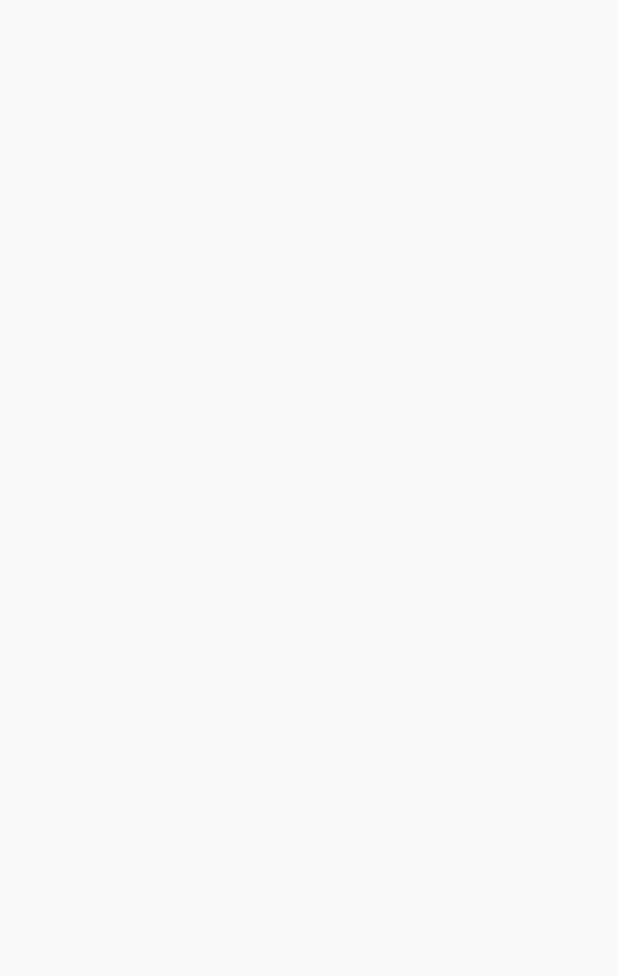
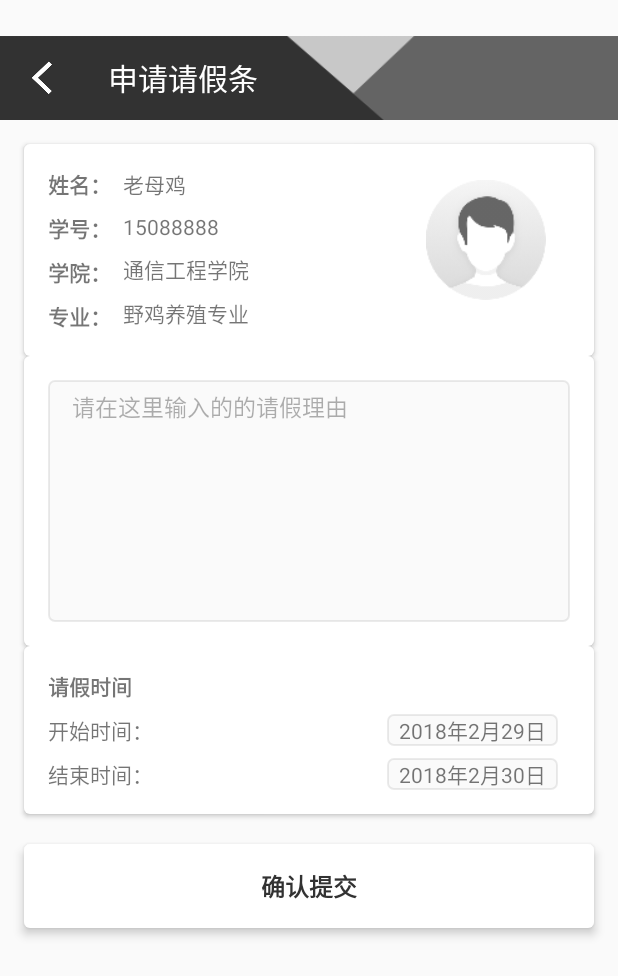
Before and after one commit to JaylenHsieh/Here, an Android app: the LeaveNotoActivity screen opened directly, with no data from a screen before it, on a phone screen of 412 x 824 dp. Before the commit the part shown is empty. Shown: the top 976 px of the screen. Run offline under Robolectric (Android 15) with nearby library versions, the phone set to English and light mode, and no system bars; our stand-ins replace ButterKnife.

```diff
--- a/app/build.gradle
+++ b/app/build.gradle
@@ -30,6 +30,8 @@ dependencies {
     implementation "com.android.support:appcompat-v7:$rootProject.supportLibraryVersion"
     implementation 'com.android.support.constraint:constraint-layout:1.0.2'
     implementation "com.android.support:recyclerview-v7:$rootProject.supportLibraryVersion"
+    implementation 'com.jakewharton:butterknife:8.4.0'
+    annotationProcessor 'com.jakewharton:butterknife-compiler:8.4.0'
 
     implementation 'com.android.support:support-v4:27.1.0'
     testImplementation 'junit:junit:4.12'
--- a/app/src/main/AndroidManifest.xml
+++ b/app/src/main/AndroidManifest.xml
@@ -19,7 +19,8 @@
                 <category android:name="android.intent.category.LAUNCHER" />
             </intent-filter>
         </activity>
-        <activity android:name=".page.main.leavenoto.LeaveNotoActivity"></activity>
+        <activity android:name=".page.main.leavenoto.LeaveNotoActivity"
+            android:windowSoftInputMode="adjustPan|stateHidden"></activity>
     </application>
 
 </manifest>
--- /dev/null
+++ b/app/src/main/java/com/hdu/newe/here/interfaces/DataCallBack.java
@@ -0,0 +1,9 @@
+package com.hdu.newe.here.interfaces;
+
+/**
+ * Created by Jaylen Hsieh on 2018/03/20.
+ */
+
+public interface DataCallBack {
+    void getData(String data);
+}
--- a/app/src/main/java/com/hdu/newe/here/page/main/MainActivity.kt
+++ b/app/src/main/java/com/hdu/newe/here/page/main/MainActivity.kt
@@ -1,11 +1,13 @@
 package com.hdu.newe.here.page.main
 
+import android.content.Intent
 import android.support.v7.app.AppCompatActivity
 
 import android.os.Bundle
 import android.support.v4.app.Fragment
 import android.widget.Toast
 import com.hdu.newe.here.R
+import com.hdu.newe.here.page.main.leavenoto.LeaveNotoActivity
 import com.hdu.newe.here.page.main.leavenoto.LeaveNotoFragment
 import com.hdu.newe.here.page.main.profile.ProfileFragment
 import com.hdu.newe.here.page.main.profile.ProfilePresenter
@@ -31,7 +33,8 @@ class MainActivity : AppCompatActivity() {
                     showFragmentByPosition(oldPos, pos)
                 }
                 .addPrimarySelectListener {
-
+                    val intent = Intent(this@MainActivity, LeaveNotoActivity::class.java)
+                    startActivity(intent)
                 }
                 .addItemReselectListener { pos, _ ->
                     Toast.makeText(this, "Hello", Toast.LENGTH_SHORT).show()
--- a/app/src/main/java/com/hdu/newe/here/page/main/leavenoto/LeaveNotoActivity.kt
+++ b/app/src/main/java/com/hdu/newe/here/page/main/leavenoto/LeaveNotoActivity.kt
@@ -2,6 +2,7 @@ package com.hdu.newe.here.page.main.leavenoto
 
 import android.support.v7.app.AppCompatActivity
 import android.os.Bundle
+import android.widget.Toolbar
 import com.hdu.newe.here.R
 
 class LeaveNotoActivity : AppCompatActivity() {
@@ -9,5 +10,12 @@ class LeaveNotoActivity : AppCompatActivity() {
     override fun onCreate(savedInstanceState: Bundle?) {
         super.onCreate(savedInstanceState)
         setContentView(R.layout.activity_leave_noto)
+        supportFragmentManager
+                .beginTransaction()
+                .add(R.id.container,LeaveNotoFragment())
+                .commit()
+
+
     }
+
 }
--- a/app/src/main/java/com/hdu/newe/here/page/main/leavenoto/LeaveNotoFragment.java
+++ b/app/src/main/java/com/hdu/newe/here/page/main/leavenoto/LeaveNotoFragment.java
@@ -2,18 +2,56 @@ package com.hdu.newe.here.page.main.leavenoto;
 
 
 import android.os.Bundle;
+import android.support.constraint.ConstraintLayout;
 import android.support.v4.app.Fragment;
+import android.support.v7.app.AppCompatActivity;
+import android.support.v7.widget.Toolbar;
 import android.view.LayoutInflater;
 import android.view.View;
 import android.view.ViewGroup;
+import android.widget.EditText;
+import android.widget.FrameLayout;
+import android.widget.TextView;
 
 import com.hdu.newe.here.R;
+import com.hdu.newe.here.interfaces.DataCallBack;
+import com.hdu.newe.here.utils.DatePickerFragment;
+
+import org.w3c.dom.Text;
+
+import butterknife.BindView;
+import butterknife.ButterKnife;
+import butterknife.OnClick;
+import butterknife.Unbinder;
 
 /**
  * A simple {@link Fragment} subclass.
  */
-public class LeaveNotoFragment extends Fragment {
+public class LeaveNotoFragment extends Fragment implements DataCallBack {
 
+    @BindView(R.id.tv_stu_name)
+    TextView mTvStuName;
+    @BindView(R.id.tv_stu_number)
+    TextView mTvStuNumber;
+    @BindView(R.id.tv_stu_faculty)
+    TextView mTvStuFaculty;
+    @BindView(R.id.tv_stu_speciality)
+    TextView mTvStuSpeciality;
+    @BindView(R.id.view_account)
+    ConstraintLayout mViewAccount;
+    @BindView(R.id.view_noto)
+    FrameLayout mViewNoto;
+    @BindView(R.id.tv_start_time)
+    TextView mTvStartTime;
+    @BindView(R.id.tv_finish_time)
+    TextView mTvFinishTime;
+    @BindView(R.id.view_time)
+    ConstraintLayout mViewTime;
+    @BindView(R.id.view_submit)
+    FrameLayout mViewSubmit;
+    Unbinder unbinder;
+    @BindView(R.id.toolbar)
+    Toolbar mToolbar;
 
     public LeaveNotoFragment() {
         // Required empty public constructor
@@ -24,7 +62,50 @@ public class LeaveNotoFragment extends Fragment {
     public View onCreateView(LayoutInflater inflater, ViewGroup container,
                              Bundle savedInstanceState) {
         // Inflate the layout for this fragment
-        return inflater.inflate(R.layout.fragment_leave_noto, container, false);
+        View view = inflater.inflate(R.layout.fragment_leave_noto, container, false);
+        unbinder = ButterKnife.bind(this, view);
+        ((AppCompatActivity) getActivity()).setSupportActionBar(mToolbar);
+        mToolbar.setNavigationOnClickListener(new View.OnClickListener() {
+            @Override
+            public void onClick(View view) {
+                ((AppCompatActivity) getActivity()).finish();
+            }
+        });
+        return view;
     }
 
+    @Override
+    public void onDestroyView() {
+        super.onDestroyView();
+        unbinder.unbind();
+    }
+
+
+    @OnClick({R.id.tv_start_time, R.id.tv_finish_time, R.id.view_submit})
+    public void onViewClicked(View view) {
+        switch (view.getId()) {
+            case R.id.tv_start_time:
+                //实例化对象
+                DatePickerFragment datePickerFragment = new DatePickerFragment();
+                //调用show方法弹出对话框
+                // 第一个参数为FragmentManager对象
+                // 第二个为调用该方法的fragment的标签
+                datePickerFragment.show(getFragmentManager(), "date_picker");
+                break;
+            case R.id.tv_finish_time:
+                break;
+            case R.id.view_submit:
+                break;
+            default:
+        }
+    }
+
+    /**
+     * 实现DataCallBack的getData方法
+     */
+    @Override
+    public void getData(String data) {
+        //data即为fragment调用该函数传回的日期时间
+        mTvStartTime.setText(data);
+    }
 }
--- a/app/src/main/res/layout/fragment_leave_noto.xml
+++ b/app/src/main/res/layout/fragment_leave_noto.xml
@@ -8,9 +8,13 @@
     android:paddingTop="24dp">
 
     <android.support.v7.widget.Toolbar
+        android:id="@+id/toolbar"
         android:layout_width="match_parent"
         android:layout_height="?actionBarSize"
-        app:title="申请请假条"/>
+        app:navigationIcon="@drawable/ic_back"
+        android:background="@drawable/bg_toolbar"
+        app:title="申请请假条"
+        app:titleTextColor="@color/white"/>
 
     <ScrollView
         android:layout_width="match_parent"
@@ -179,7 +183,7 @@
                     app:layout_constraintStart_toStartOf="parent"
                     app:layout_constraintTop_toBottomOf="@+id/textView5" />
 
-                <EditText
+                <TextView
                     android:id="@+id/tv_start_time"
                     android:layout_width="wrap_content"
                     android:layout_height="wrap_content"
@@ -202,7 +206,7 @@
                     app:layout_constraintStart_toStartOf="parent"
                     app:layout_constraintTop_toBottomOf="@+id/textView6" />
 
-                <EditText
+                <TextView
                     android:id="@+id/tv_finish_time"
                     android:layout_width="wrap_content"
                     android:layout_height="wrap_content"
```
Also changed, not shown: app/src/main/java/com/hdu/newe/here/utils/DatePickerFragment.java (added, +41 -0 lines), app/src/main/java/com/hdu/newe/here/utils/PreferenceHelper.java (added, +8 -0 lines), app/src/main/java/com/hdu/newe/here/utils/TimePickerFragment.java (added, +50 -0 lines).
